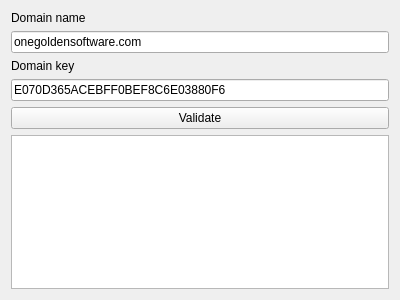
Old version of the form formdomainutilities.ui in the repository olegphpgithub/nnUtils.
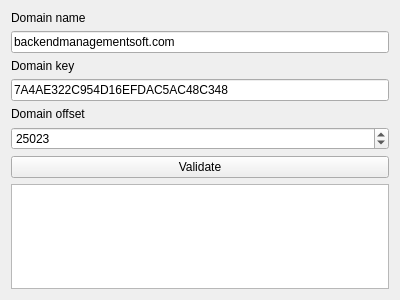
New version of the form.

Commit message: Check domain;

Diff of the .ui file:
```diff
--- a/formdomainutilities.ui
+++ b/formdomainutilities.ui
@@ -26,7 +26,7 @@
      <item>
       <widget class="QLineEdit" name="domainNameLineEdit">
        <property name="text">
-        <string>onegoldensoftware.com</string>
+        <string>backendmanagementsoft.com</string>
        </property>
       </widget>
      </item>
@@ -40,7 +40,24 @@
      <item>
       <widget class="QLineEdit" name="domainKeyLineEdit">
        <property name="text">
-        <string>E070D365ACEBFF0BEF8C6E03880F6</string>
+        <string>7A4AE322C954D16EFDAC5AC48C348</string>
+       </property>
+      </widget>
+     </item>
+     <item>
+      <widget class="QLabel" name="domainOffsetLabel">
+       <property name="text">
+        <string>Domain offset</string>
+       </property>
+      </widget>
+     </item>
+     <item>
+      <widget class="QSpinBox" name="domainOffsetSpinBox">
+       <property name="maximum">
+        <number>99999999</number>
+       </property>
+       <property name="value">
+        <number>25023</number>
        </property>
       </widget>
      </item>
```
The commit also changes 3 other files.
